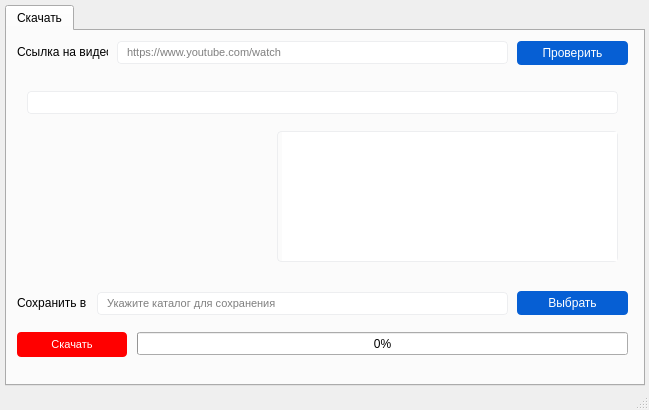
Before: the Qt Designer form untitled.ui in sourcecasts/tubeles, drawn with Qt 5.
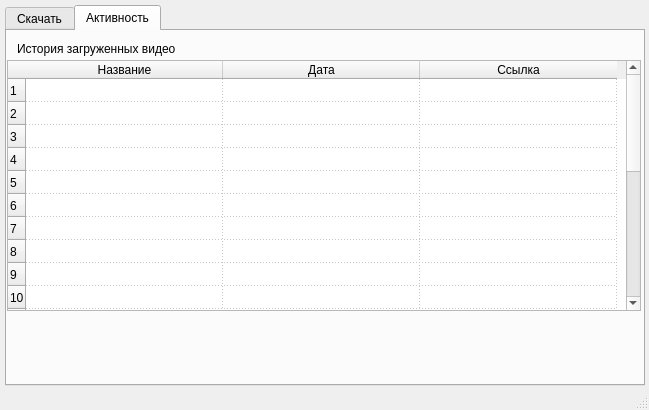
After: the same form once the commit is applied. The open tabs and pages were chosen to show the change. Icons and pictures are not drawn.

```diff
--- a/untitled.ui
+++ b/untitled.ui
@@ -528,6 +528,176 @@
      <zorder>line_save</zorder>
      <zorder>progressBar</zorder>
     </widget>
+    <widget class="QWidget" name="tab">
+     <attribute name="title">
+      <string>Активность</string>
+     </attribute>
+     <widget class="QTableWidget" name="tableWidget">
+      <property name="geometry">
+       <rect>
+        <x>0</x>
+        <y>29</y>
+        <width>634</width>
+        <height>251</height>
+       </rect>
+      </property>
+      <property name="frameShadow">
+       <enum>QFrame::Raised</enum>
+      </property>
+      <property name="gridStyle">
+       <enum>Qt::DotLine</enum>
+      </property>
+      <attribute name="horizontalHeaderDefaultSectionSize">
+       <number>197</number>
+      </attribute>
+      <attribute name="verticalHeaderDefaultSectionSize">
+       <number>23</number>
+      </attribute>
+      <row>
+       <property name="text">
+        <string>1</string>
+       </property>
+      </row>
+      <row>
+       <property name="text">
+        <string>2</string>
+       </property>
+      </row>
+      <row>
+       <property name="text">
+        <string>3</string>
+       </property>
+      </row>
+      <row>
+       <property name="text">
+        <string>4</string>
+       </property>
+      </row>
+      <row>
+       <property name="text">
+        <string>5</string>
+       </property>
+      </row>
+      <row>
+       <property name="text">
+        <string>6</string>
+       </property>
+      </row>
+      <row>
+       <property name="text">
+        <string>7</string>
+       </property>
+      </row>
+      <row>
+       <property name="text">
+        <string>8</string>
+       </property>
+      </row>
+      <row>
+       <property name="text">
+        <string>9</string>
+       </property>
+      </row>
+      <row>
+       <property name="text">
+        <string>10</string>
+       </property>
+      </row>
+      <row>
+       <property name="text">
+        <string>11</string>
+       </property>
+      </row>
+      <row>
+       <property name="text">
+        <string>12</string>
+       </property>
+      </row>
+      <row>
+       <property name="text">
+        <string>13</string>
+       </property>
+      </row>
+      <row>
+       <property name="text">
+        <string>14</string>
+       </property>
+      </row>
+      <row>
+       <property name="text">
+        <string>15</string>
+       </property>
+      </row>
+      <row>
+       <property name="text">
+        <string>16</string>
+       </property>
+      </row>
+      <row>
+       <property name="text">
+        <string>17</string>
+       </property>
+      </row>
+      <row>
+       <property name="text">
+        <string>18</string>
+       </property>
+      </row>
+      <row>
+       <property name="text">
+        <string>19</string>
+       </property>
+      </row>
+      <row>
+       <property name="text">
+        <string>20</string>
+       </property>
+      </row>
+      <row>
+       <property name="text">
+        <string>21</string>
+       </property>
+      </row>
+      <row>
+       <property name="text">
+        <string>22</string>
+       </property>
+      </row>
+      <row>
+       <property name="text">
+        <string>23</string>
+       </property>
+      </row>
+      <column>
+       <property name="text">
+        <string>Название</string>
+       </property>
+      </column>
+      <column>
+       <property name="text">
+        <string>Дата</string>
+       </property>
+      </column>
+      <column>
+       <property name="text">
+        <string>Ссылка</string>
+       </property>
+      </column>
+     </widget>
+     <widget class="QLabel" name="label_2">
+      <property name="geometry">
+       <rect>
+        <x>10</x>
+        <y>10</y>
+        <width>281</width>
+        <height>16</height>
+       </rect>
+      </property>
+      <property name="text">
+       <string>История загруженных видео</string>
+      </property>
+     </widget>
+    </widget>
    </widget>
   </widget>
   <widget class="QMenuBar" name="menubar">
```
Left out of the diff: 2 changed lines with no effect on the pictures.
